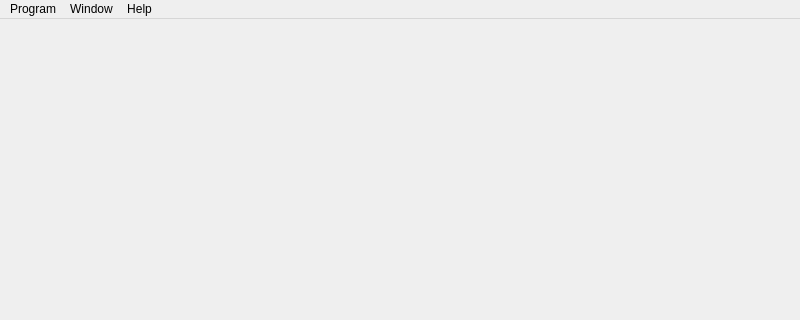
Before: the Qt Designer form ui/mainwindow.ui in matzman666/PyPipboyApp, drawn with Qt 5; both pictures show x 0 to 800 and y 0 to 320 of the 800 by 600 pixel window.
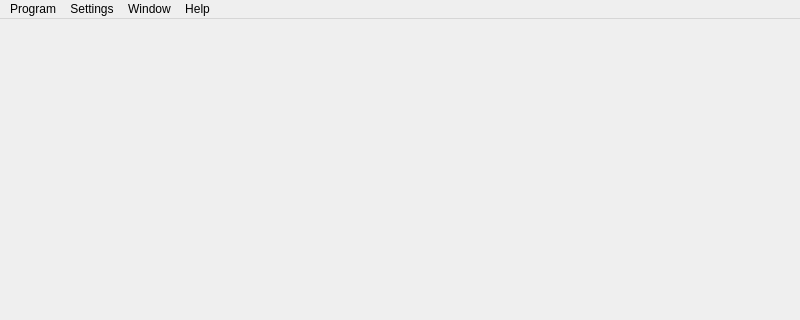
After: the same form once the commit is applied.

Patch:
```diff
--- a/ui/mainwindow.ui
+++ b/ui/mainwindow.ui
@@ -77,7 +77,14 @@
     <addaction name="actionStayOnTop"/>
     <addaction name="menuStyles"/>
    </widget>
+   <widget class="QMenu" name="menuSettings">
+    <property name="title">
+     <string>Settings</string>
+    </property>
+    <addaction name="actionRelayModeSettings"/>
+   </widget>
    <addaction name="menuApp"/>
+   <addaction name="menuSettings"/>
    <addaction name="menuWindow"/>
    <addaction name="menuHelp"/>
   </widget>
```
Left out of the diff: 5 changed lines with no effect on the pictures.
